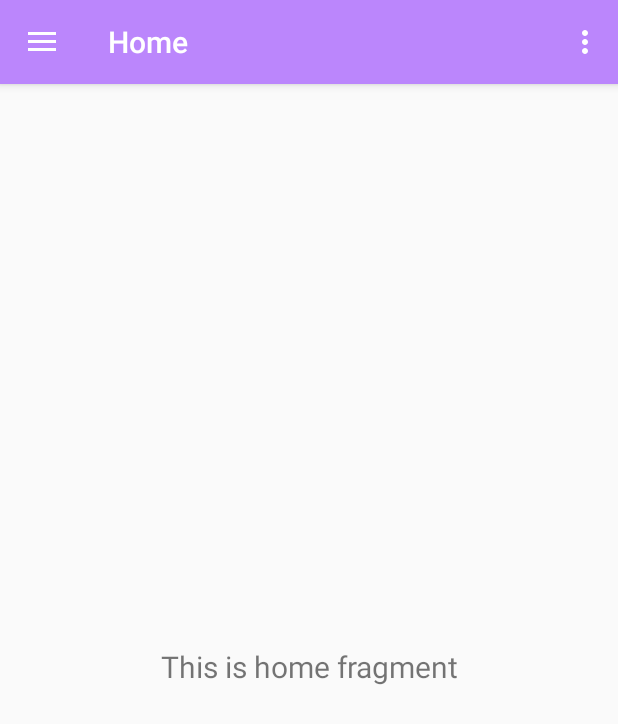
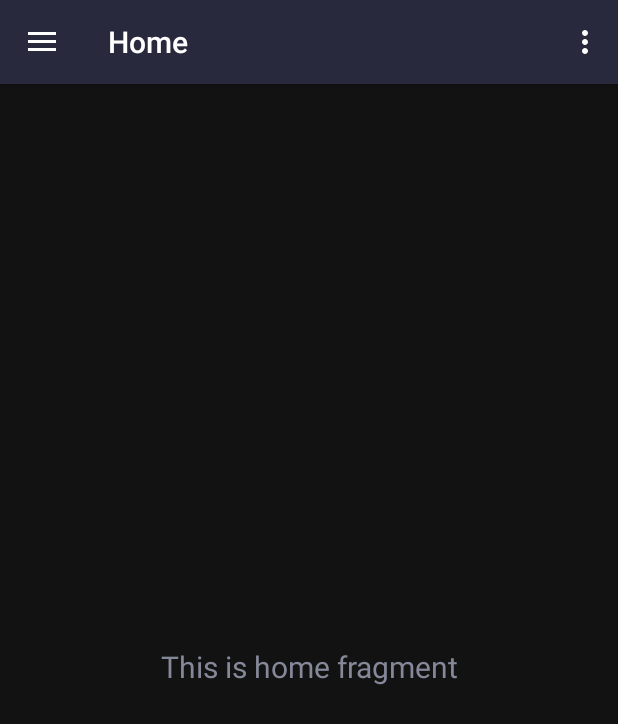
Before and after one commit to Starlight-Solutions/android-main, an Android app: the screen it shows after launch (MainActivity), in the options menu, after a tap on "Change Theme", on a phone screen of 412 x 824 dp. Shown: the top 724 px of the screen. Run offline under Robolectric (Android 15) with nearby library versions, the phone set to English and light mode, and no system bars; our stand-ins replace navigation-ui.

Commit message:
Successfully implemented dark mode, navigation menu icons are difficult to change, improvements are open to the future but base dark mode is here !

```diff
--- a/app/src/main/java/com/example/sleep_application/MainActivity.java
+++ b/app/src/main/java/com/example/sleep_application/MainActivity.java
@@ -46,7 +46,7 @@ public class MainActivity extends AppCompatActivity {
 
     @Override
     public boolean onCreateOptionsMenu(Menu menu) {
-        // Inflate the menu; this adds items to the action bar if it is present.
+        // Inflate the menu; this adds items to the action bar if it is present
         getMenuInflater().inflate(R.menu.main, menu);
         return true;
     }
@@ -54,31 +54,38 @@ public class MainActivity extends AppCompatActivity {
     @Override
     public boolean onOptionsItemSelected(MenuItem item){
 
-        if (item.getTitle().equals(getString(R.string.action_change_theme))) {
-            Toast.makeText(getApplicationContext(), "Change Theme", Toast.LENGTH_SHORT).show();
+        switch(item.getItemId()){
 
-            if(AppCompatDelegate.getDefaultNightMode() == AppCompatDelegate.MODE_NIGHT_NO) {
-                isNightModeOn = false;
-            }
-            else if(AppCompatDelegate.getDefaultNightMode() == AppCompatDelegate.MODE_NIGHT_YES){
-                isNightModeOn = true;
-            }
-            else{
-                AppCompatDelegate.setDefaultNightMode(AppCompatDelegate.MODE_NIGHT_YES);
-            }
-
-            if(isNightModeOn){
-                AppCompatDelegate.setDefaultNightMode(AppCompatDelegate.MODE_NIGHT_NO);
-                isNightModeOn = false;
-            }
-            else{
-                AppCompatDelegate.setDefaultNightMode((AppCompatDelegate.MODE_NIGHT_YES));
-                isNightModeOn = true;
-            }
+            case R.id.action_switch_theme:
+                Toast.makeText(getApplicationContext(), "Change Theme", Toast.LENGTH_SHORT).show();
+                switchTheme();
+                break;
+            case R.id.action_settings:
+                Toast.makeText(getApplicationContext(), "Settings Selected", Toast.LENGTH_SHORT).show();
+                break;
 
         }
 
         return super.onOptionsItemSelected(item);
+    }
+
+    public void switchTheme() {
+        if (AppCompatDelegate.getDefaultNightMode() == AppCompatDelegate.MODE_NIGHT_NO) {
+            isNightModeOn = false;
+        } else if (AppCompatDelegate.getDefaultNightMode() == AppCompatDelegate.MODE_NIGHT_YES) {
+            isNightModeOn = true;
+        } else {
+            AppCompatDelegate.setDefaultNightMode(AppCompatDelegate.MODE_NIGHT_YES);
+        }
+
+        if (isNightModeOn) {
+            AppCompatDelegate.setDefaultNightMode(AppCompatDelegate.MODE_NIGHT_NO);
+            isNightModeOn = false;
+
+        } else {
+            AppCompatDelegate.setDefaultNightMode((AppCompatDelegate.MODE_NIGHT_YES));
+            isNightModeOn = true;
+        }
     }
 
     @Override
--- a/app/src/main/res/layout/activity_main.xml
+++ b/app/src/main/res/layout/activity_main.xml
@@ -22,5 +22,7 @@
         android:layout_gravity="start"
         android:fitsSystemWindows="true"
         app:headerLayout="@layout/nav_header_main"
-        app:menu="@menu/activity_main_drawer" />
+        app:menu="@menu/activity_main_drawer"
+        />
+
 </androidx.drawerlayout.widget.DrawerLayout>
--- a/app/src/main/res/menu/activity_main_drawer.xml
+++ b/app/src/main/res/menu/activity_main_drawer.xml
@@ -1,6 +1,7 @@
 <?xml version="1.0" encoding="utf-8"?>
 <menu xmlns:android="http://schemas.android.com/apk/res/android"
     xmlns:tools="http://schemas.android.com/tools"
+
     tools:showIn="navigation_view">
 
     <group android:checkableBehavior="single">
--- a/app/src/main/res/values-night/themes.xml
+++ b/app/src/main/res/values-night/themes.xml
@@ -2,19 +2,31 @@
     <!-- Base application theme. -->
     <style name="Theme.Sleep_application" parent="Theme.AppCompat.Light.NoActionBar">
         <!-- Primary brand color. -->
-        <item name="colorPrimary">@color/purple_200</item>
-        <item name="colorPrimaryVariant">@color/purple_700</item>
-        <item name="colorOnPrimary">@color/black</item>
+        <item name="colorPrimary">@color/dark_purple</item>
+        <item name="colorPrimaryVariant">@color/dark_purple</item>
+        <item name="colorOnPrimary">@color/light_grey</item>
+
         <!-- Secondary brand color. -->
         <item name="colorSecondary">@color/teal_200</item>
         <item name="colorSecondaryVariant">@color/teal_200</item>
-        <item name="colorOnSecondary">@color/black</item>
+        <item name="colorOnSecondary">@color/light_grey</item>
+
         <!-- Status bar color. -->
         <item name="android:statusBarColor">?attr/colorPrimaryVariant</item>
+
         <!-- Customize your theme here. -->
+        <item name="android:textColorPrimary">@color/light_grey</item>
+        <item name="android:textColor">@color/light_grey</item>
+        <item name="android:titleTextColor">@color/light_grey</item>
+        <item name="android:textColorHint">@color/light_grey</item>
+        <item name="android:colorButtonNormal">@color/dark_purple</item>
+        <item name="android:windowBackground">@color/dark_grey</item>
+
     </style>
 
 
 
 
+
+
 </resources>
--- a/app/src/main/res/values/colors.xml
+++ b/app/src/main/res/values/colors.xml
@@ -7,4 +7,8 @@
     <color name="teal_700">#FF018786</color>
     <color name="black">#FF000000</color>
     <color name="white">#FFFFFFFF</color>
+    <color name="dark_purple">#29293d</color>
+    <color name="dark_grey">#121212</color>
+    <color name="light_grey">#858899</color>
+
 </resources>
--- a/gradle.properties
+++ b/gradle.properties
@@ -19,3 +19,5 @@ android.useAndroidX=true
 # resources declared in the library itself and none from the library's dependencies,
 # thereby reducing the size of the R class for that library
 android.nonTransitiveRClass=true
+android.nonFinalResIds=false
+#The above allows the switch condition to be implemented in onOptionsItemSelected
```
